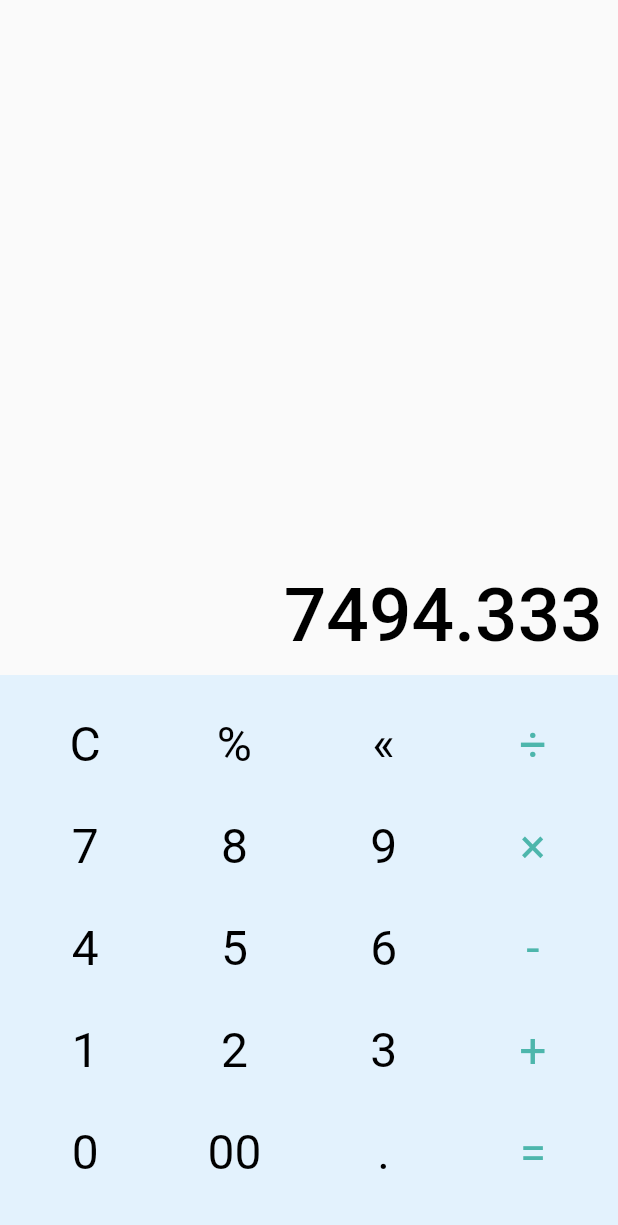
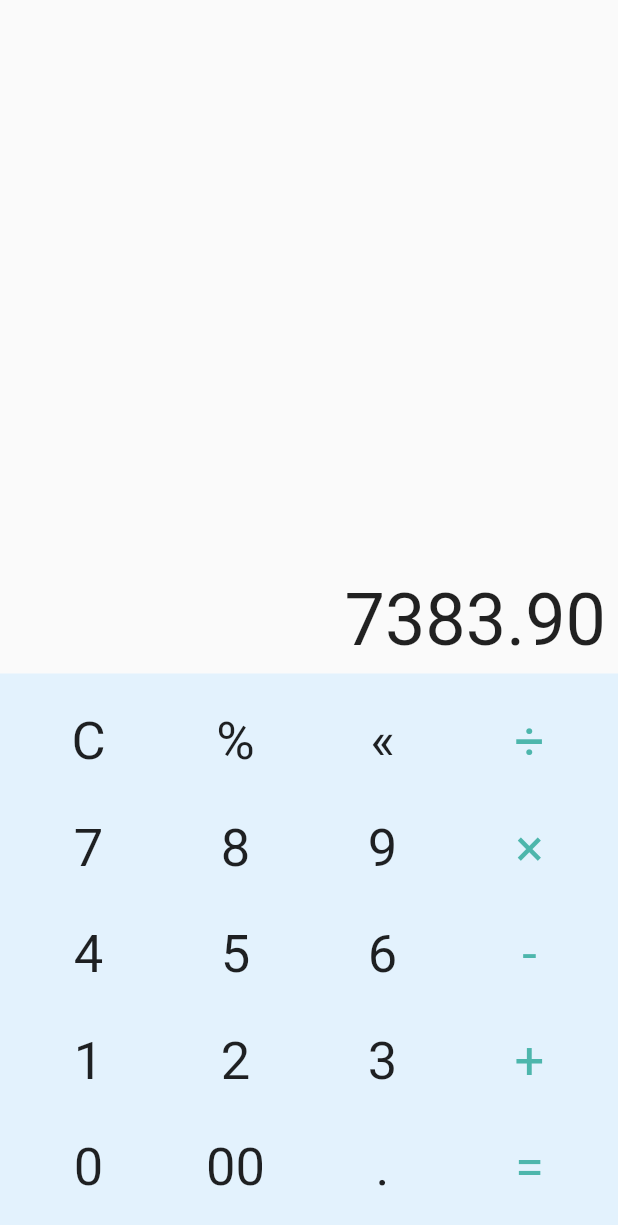
Before and after one commit to Sanoj-Raja/calcuaja, a Flutter app: the screen it shows after launch, on a phone screen of 412 x 824 dp. Shown: the top 1225 px of the screen. Run offline on Flutter 3.47's test engine with Material 2 defaults, Android fonts, the light colour scheme and no system bars.

Commit message:
Created Calculator app in the dirty way.

```diff
--- a/lib/main.dart
+++ b/lib/main.dart
@@ -1,5 +1,5 @@
+import 'package:calcuaja/screens/calculator_home.dart';
 import 'package:flutter/material.dart';
-import 'modules/calculator_home.dart';
 
 void main() {
   runApp(const Calcuaja());
--- a/lib/modules/calculator_home.dart
+++ /dev/null
@@ -1,100 +0,0 @@
-import 'package:calcuaja/widgets/calculator_buttons_row.dart';
-import 'package:calcuaja/widgets/gap_widget.dart';
-import 'package:flutter/material.dart';
-
-class CalculatorHome extends StatefulWidget {
-  const CalculatorHome({Key? key}) : super(key: key);
-
-  @override
-  _CalculatorHomeState createState() => _CalculatorHomeState();
-}
-
-class _CalculatorHomeState extends State<CalculatorHome> {
-  @override
-  Widget build(BuildContext context) {
-    return SafeArea(
-      child: Scaffold(
-        body: Column(
-          children: [
-            const Expanded(
-              child: Padding(
-                padding: EdgeInsets.all(10.0),
-                child: Align(
-                  alignment: Alignment.bottomRight,
-                  child: Text(
-                    '7494.333',
-                    style: TextStyle(
-                      color: Colors.black,
-                      fontSize: 50,
-                      fontWeight: FontWeight.w500,
-                    ),
-                  ),
-                ),
-              ),
-            ),
-            Container(
-              decoration: BoxDecoration(
-                color: Colors.blue[50],
-              ),
-              child: Padding(
-                padding: const EdgeInsets.all(12.0),
-                child: Column(
-                  children: const [
-                    VerticalGap(
-                      gap: 15,
-                    ),
-                    CalculatorButtonsRow(
-                      firstRowText: 'C',
-                      secondRowText: '%',
-                      thirdRowText: '«',
-                      finalRowText: '÷',
-                    ),
-                    VerticalGap(
-                      gap: 30,
-                    ),
-                    CalculatorButtonsRow(
-                      firstRowText: '7',
-                      secondRowText: '8',
-                      thirdRowText: '9',
-                      finalRowText: '×',
-                    ),
-                    VerticalGap(
-                      gap: 30,
-                    ),
-                    CalculatorButtonsRow(
-                      firstRowText: '4',
-                      secondRowText: '5',
-                      thirdRowText: '6',
-                      finalRowText: '-',
-                    ),
-                    VerticalGap(
-                      gap: 30,
-                    ),
-                    CalculatorButtonsRow(
-                      firstRowText: '1',
-                      secondRowText: '2',
-                      thirdRowText: '3',
-                      finalRowText: '+',
-                    ),
-                    VerticalGap(
-                      gap: 30,
-                    ),
-                    CalculatorButtonsRow(
-                      firstRowText: '0',
-                      secondRowText: '00',
-                      thirdRowText: '.',
-                      finalRowText: '=',
-                    ),
-                    VerticalGap(
-                      gap: 25,
-                    ),
-                  ],
-                ),
-              ),
-            )
-          ],
-        ),
-      ),
-    );
-  }
-}
--- /dev/null
+++ b/lib/screens/calculator_home.dart
@@ -0,0 +1,396 @@
+import 'package:flutter/material.dart';
+
+class CalculatorHome extends StatefulWidget {
+  const CalculatorHome({Key? key}) : super(key: key);
+
+  @override
+  _CalculatorHomeState createState() => _CalculatorHomeState();
+}
+
+class _CalculatorHomeState extends State<CalculatorHome> {
+  String clickedTexts = '7383.90';
+
+  void addClickedText(String textToAdd) {
+    // TODO Yourself correct adding for example if I press all caluclation
+    // keys 6-÷+ it shows all but in real life this is not possible.
+    // So if we have already a caluclation keys then it should be
+    // replaced by new one. Exapmle we have 6- if we press ÷ then
+    // it will become 6÷ not 6-÷.
+    // Add this thing by yourself.
+    setState(
+      () {
+        clickedTexts += textToAdd;
+      },
+    );
+  }
+
+  void clearClickedTexts() {
+    setState(
+      () {
+        clickedTexts = '';
+      },
+    );
+  }
+
+  void deleteClickedTexts() {
+    setState(
+      () {
+        clickedTexts = clickedTexts.substring(0, clickedTexts.length - 1);
+      },
+    );
+  }
+
+  void calculate() {
+    setState(
+      () {
+        // evalutate on prress.
+        clickedTexts = 'Finding..';
+        // TODO Yourself.
+      },
+    );
+  }
+
+  @override
+  Widget build(BuildContext context) {
+    return Scaffold(
+      body: Column(
+        children: [
+          Expanded(
+            child: Align(
+              alignment: Alignment.bottomRight,
+              child: Padding(
+                padding: const EdgeInsets.all(8.0),
+                child: Text(
+                  clickedTexts,
+                  style: const TextStyle(fontSize: 48),
+                ),
+              ),
+            ),
+          ),
+          Container(
+            color: Colors.blue.shade50,
+            child: Padding(
+              padding: const EdgeInsets.all(10.0),
+              child: Column(
+                children: [
+                  Padding(
+                    padding: const EdgeInsets.symmetric(
+                      vertical: 15,
+                    ),
+                    child: Row(
+                      mainAxisAlignment: MainAxisAlignment.spaceBetween,
+                      children: [
+                        Expanded(
+                          child: Center(
+                            child: InkWell(
+                              onTap: clearClickedTexts,
+                              child: const Text(
+                                'C',
+                                style: TextStyle(
+                                  fontSize: 35,
+                                ),
+                              ),
+                            ),
+                          ),
+                        ),
+                        const Expanded(
+                          child: Center(
+                            child: Text(
+                              '%',
+                              style: TextStyle(
+                                fontSize: 35,
+                              ),
+                            ),
+                          ),
+                        ),
+                        Expanded(
+                          child: Center(
+                            child: InkWell(
+                              onTap: deleteClickedTexts,
+                              child: const Text(
+                                '«',
+                                style: TextStyle(
+                                  fontSize: 35,
+                                ),
+                              ),
+                            ),
+                          ),
+                        ),
+                        Expanded(
+                          child: Center(
+                            child: InkWell(
+                              onTap: () => addClickedText('÷'),
+                              child: Text(
+                                '÷',
+                                style: TextStyle(
+                                  fontSize: 35,
+                                  color: Colors.teal.shade300,
+                                ),
+                              ),
+                            ),
+                          ),
+                        ),
+                      ],
+                    ),
+                  ),
+                  Padding(
+                    padding: const EdgeInsets.symmetric(
+                      vertical: 15,
+                    ),
+                    child: Row(
+                      mainAxisAlignment: MainAxisAlignment.spaceBetween,
+                      children: [
+                        Expanded(
+                          child: Center(
+                            child: InkWell(
+                              onTap: () => addClickedText('7'),
+                              child: const Text(
+                                '7',
+                                style: TextStyle(
+                                  fontSize: 35,
+                                ),
+                              ),
+                            ),
+                          ),
+                        ),
+                        Expanded(
+                          child: Center(
+                            child: InkWell(
+                              onTap: () => addClickedText('8'),
+                              child: const Text(
+                                '8',
+                                style: TextStyle(
+                                  fontSize: 35,
+                                ),
+                              ),
+                            ),
+                          ),
+                        ),
+                        Expanded(
+                          child: Center(
+                            child: InkWell(
+                              onTap: () => addClickedText('7'),
+                              child: const Text(
+                                '9',
+                                style: TextStyle(
+                                  fontSize: 35,
+                                ),
+                              ),
+                            ),
+                          ),
+                        ),
+                        Expanded(
+                          child: Center(
+                            child: InkWell(
+                              onTap: () => addClickedText('×'),
+                              child: Text(
+                                '×',
+                                style: TextStyle(
+                                  fontSize: 35,
+                                  color: Colors.teal.shade300,
+                                ),
+                              ),
+                            ),
+                          ),
+                        ),
+                      ],
+                    ),
+                  ),
+                  Padding(
+                    padding: const EdgeInsets.symmetric(
+                      vertical: 15,
+                    ),
+                    child: Row(
+                      mainAxisAlignment: MainAxisAlignment.spaceBetween,
+                      children: [
+                        Expanded(
+                          child: Center(
+                            child: InkWell(
+                              onTap: () => addClickedText('4'),
+                              child: const Text(
+                                '4',
+                                style: TextStyle(
+                                  fontSize: 35,
+                                ),
+                              ),
+                            ),
+                          ),
+                        ),
+                        Expanded(
+                          child: Center(
+                            child: InkWell(
+                              onTap: () => addClickedText('5'),
+                              child: const Text(
+                                '5',
+                                style: TextStyle(
+                                  fontSize: 35,
+                                ),
+                              ),
+                            ),
+                          ),
+                        ),
+                        Expanded(
+                          child: Center(
+                            child: InkWell(
+                              onTap: () => addClickedText('6'),
+                              child: const Text(
+                                '6',
+                                style: TextStyle(
+                                  fontSize: 35,
+                                ),
+                              ),
+                            ),
+                          ),
+                        ),
+                        Expanded(
+                          child: Center(
+                            child: InkWell(
+                              onTap: () => addClickedText('-'),
+                              child: Text(
+                                '-',
+                                style: TextStyle(
+                                  fontSize: 35,
+                                  color: Colors.teal.shade300,
+                                ),
+                              ),
+                            ),
+                          ),
+                        ),
+                      ],
+                    ),
+                  ),
+                  Padding(
+                    padding: const EdgeInsets.symmetric(
+                      vertical: 15,
+                    ),
+                    child: Row(
+                      mainAxisAlignment: MainAxisAlignment.spaceBetween,
+                      children: [
+                        Expanded(
+                          child: Center(
+                            child: InkWell(
+                              onTap: () => addClickedText('1'),
+                              child: const Text(
+                                '1',
+                                style: TextStyle(
+                                  fontSize: 35,
+                                ),
+                              ),
+                            ),
+                          ),
+                        ),
+                        Expanded(
+                          child: Center(
+                            child: InkWell(
+                              onTap: () => addClickedText('2'),
+                              child: const Text(
+                                '2',
+                                style: TextStyle(
+                                  fontSize: 35,
+                                ),
+                              ),
+                            ),
+                          ),
+                        ),
+                        Expanded(
+                          child: Center(
+                            child: InkWell(
+                              onTap: () => addClickedText('3'),
+                              child: const Text(
+                                '3',
+                                style: TextStyle(
+                                  fontSize: 35,
+                                ),
+                              ),
+                            ),
+                          ),
+                        ),
+                        Expanded(
+                          child: Center(
+                            child: InkWell(
+                              onTap: () => addClickedText('+'),
+                              child: Text(
+                                '+',
+                                style: TextStyle(
+                                  fontSize: 35,
+                                  color: Colors.teal.shade300,
+                                ),
+                              ),
+                            ),
+                          ),
+                        ),
+                      ],
+                    ),
+                  ),
+                  Padding(
+                    padding: const EdgeInsets.symmetric(
+                      vertical: 15,
+                    ),
+                    child: Row(
+                      mainAxisAlignment: MainAxisAlignment.spaceBetween,
+                      children: [
+                        Expanded(
+                          child: Center(
+                            child: InkWell(
+                              onTap: () => addClickedText('0'),
+                              child: const Text(
+                                '0',
+                                style: TextStyle(
+                                  fontSize: 35,
+                                ),
+                              ),
+                            ),
+                          ),
+                        ),
+                        Expanded(
+                          child: Center(
+                            child: InkWell(
+                              onTap: () => addClickedText('00'),
+                              child: const Text(
+                                '00',
+                                style: TextStyle(
+                                  fontSize: 35,
+                                ),
+                              ),
+                            ),
+                          ),
+                        ),
+                        Expanded(
+                          child: Center(
+                            child: InkWell(
+                              onTap: () => addClickedText('.'),
+                              child: const Text(
+                                '.',
+                                style: TextStyle(
+                                  fontSize: 35,
+                                ),
+                              ),
+                            ),
+                          ),
+                        ),
+                        Expanded(
+                          child: Center(
+                            child: InkWell(
+                              onTap: calculate,
+                              child: Text(
+                                '=',
+                                style: TextStyle(
+                                  fontSize: 35,
+                                  color: Colors.teal.shade300,
+                                ),
+                              ),
+                            ),
+                          ),
+                        ),
+                      ],
+                    ),
+                  )
+                ],
+              ),
+            ),
+          )
+        ],
+      ),
+    );
+  }
+}
--- a/lib/services/base_calculator_helper.dart
+++ /dev/null
@@ -1,6 +0,0 @@
-abstract class BaseCalculatorHelper {
-  double add({required double num1, required double num2});
-  double minus({required double num1, required double num2});
-  double divide({required double num1, required double num2});
-  double multiply({required double num1, required double num2});
-}
--- a/lib/services/calculator_helper.dart
+++ /dev/null
@@ -1,15 +0,0 @@
-import 'package:calcuaja/services/base_calculator_helper.dart';
-
-class CalculatorHelper implements BaseCalculatorHelper {
-  @override
-  double add({required double num1, required double num2}) => num1 + num2;
-
-  @override
-  double divide({required double num1, required double num2}) => num1 / num2;
-
-  @override
-  double multiply({required double num1, required double num2}) => num1 * num2;
-
-  @override
-  double minus({required double num1, required double num2}) => num1 - num2;
-}
--- a/lib/widgets/calculator_button.dart
+++ /dev/null
@@ -1,24 +0,0 @@
-import 'package:flutter/material.dart';
-
-class CalculatorButton extends StatelessWidget {
-  final String buttonText;
-  final Color buttonTextColor;
-  const CalculatorButton({
-    Key? key,
-    required this.buttonText,
-    this.buttonTextColor = Colors.black,
-  }) : super(key: key);
-
-  @override
-  Widget build(BuildContext context) {
-    return Center(
-      child: Text(
-        buttonText,
-        style: TextStyle(
-          fontSize: 32,
-          color: buttonTextColor,
-        ),
-      ),
-    );
-  }
-}
--- a/lib/widgets/calculator_buttons_row.dart
+++ /dev/null
@@ -1,51 +0,0 @@
-import 'package:flutter/material.dart';
-import 'calculator_button.dart';
-import 'gap_widget.dart';
-
-class CalculatorButtonsRow extends StatelessWidget {
-  final String firstRowText;
-  final String secondRowText;
-  final String thirdRowText;
-  final String finalRowText;
-
-  const CalculatorButtonsRow({
-    Key? key,
-    required this.firstRowText,
-    required this.secondRowText,
-    required this.thirdRowText,
-    required this.finalRowText,
-  }) : super(key: key);
-
-  @override
-  Widget build(BuildContext context) {
-    return Row(
-      mainAxisAlignment: MainAxisAlignment.spaceBetween,
-      children: [
-        Expanded(
-          child: CalculatorButton(
-            buttonText: firstRowText,
-          ),
-        ),
-        const HorizontalGap(),
-        Expanded(
-          child: CalculatorButton(
-            buttonText: secondRowText,
-          ),
-        ),
-        const HorizontalGap(),
-        Expanded(
-          child: CalculatorButton(
-            buttonText: thirdRowText,
-          ),
-        ),
-        const HorizontalGap(),
-        Expanded(
-          child: CalculatorButton(
-            buttonText: finalRowText,
-            buttonTextColor: Colors.teal.shade300,
-          ),
-        ),
-      ],
-    );
-  }
-}
--- a/lib/widgets/gap_widget.dart
+++ b/lib/widgets/gap.dart
@@ -1,7 +1,7 @@
 import 'package:flutter/material.dart';
 
 class VerticalGap extends StatelessWidget {
-  final double gap;
+  final double? gap;
   const VerticalGap({Key? key, this.gap = 10}) : super(key: key);
 
   @override
```
